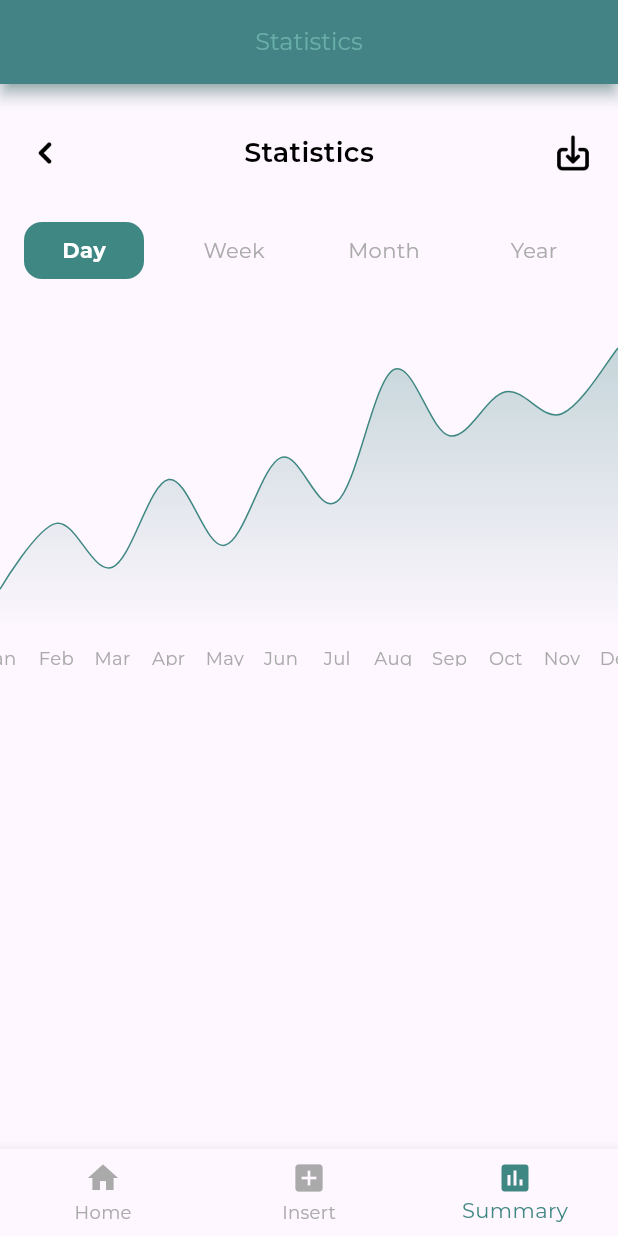
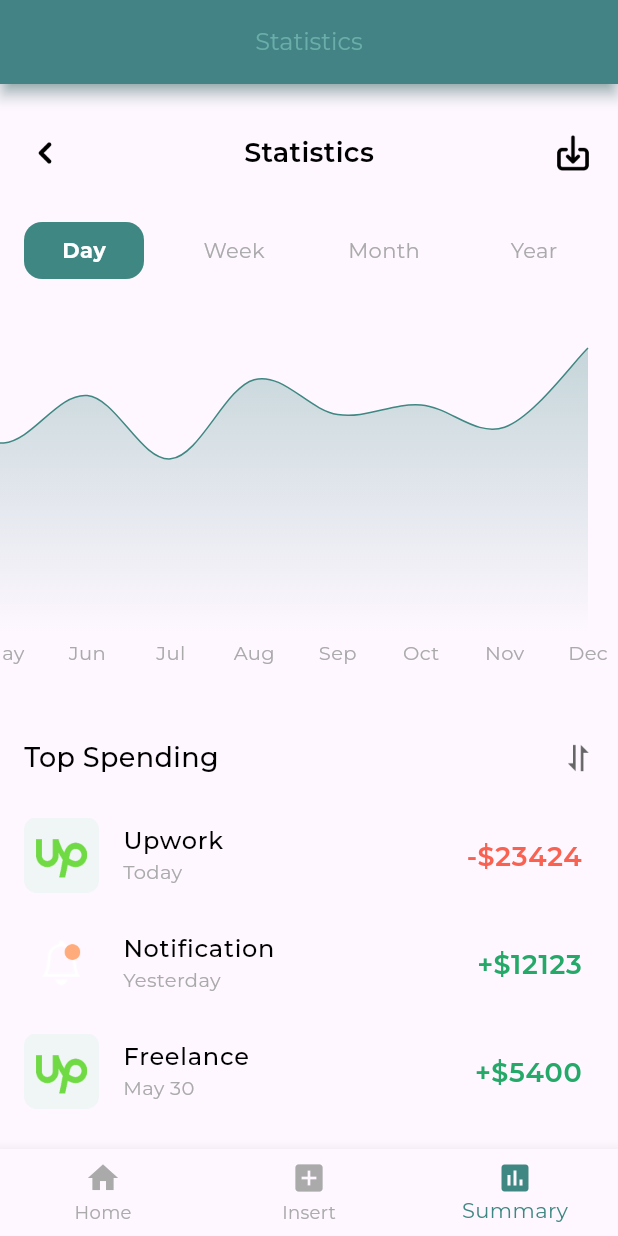
Before and after one commit to shahzadafridi/ExpenseTracker, a Flutter app: the screen it shows after launch, after a tap on "Get Started", on a phone screen of 412 x 824 dp. Run offline on Flutter 3.47's test engine with Material 3 defaults, Android fonts, the phone set to English and light mode, and no system bars; drawn by our look-alikes of fl_chart; our stand-ins replace easy_localization, flutter_phoenix, flutter_svg, get_it, image_picker, shared_preferences.

Commit message:
Summary screen designed

```diff
--- a/lib/features/home/home_view.dart
+++ b/lib/features/home/home_view.dart
@@ -6,7 +6,7 @@ import '../../resources/assets_manager.dart';
 import '../../utils/DummyData.dart';
 import 'components /home_header_view.dart';
 import 'components /transaction_header_view.dart';
-import 'components /transaction_item.dart';
+import '../common/components/transaction_item.dart';
 
 class HomeView extends StatelessWidget {
   const HomeView({super.key});
--- a/lib/features/summary/components/summary_custom_tab.dart
+++ b/lib/features/summary/components/summary_custom_tab.dart
@@ -1,10 +1,7 @@
 import 'package:flutter/material.dart';
 import 'package:income_expense_tracker/resources/color_manager.dart';
 import 'package:income_expense_tracker/resources/styles_manager.dart';
-import '../tabs/summary_day_view.dart';
-import '../tabs/summary_week_view.dart';
-import '../tabs/summary_month_view.dart';
-import '../tabs/summary_year_view.dart';
+import 'summary_line_chart_view.dart';
 
 class SummaryCustomTab extends StatefulWidget {
   const SummaryCustomTab({super.key});
@@ -20,13 +17,13 @@ class _SummaryCustomTabState extends State<SummaryCustomTab> {
   Widget _buildTabContent() {
     switch (selectedIndex) {
       case 0:
-        return const SummaryDayView();
+        return const SummaryLineChartView();
       case 1:
-        return const SummaryWeekView();
+        return const SummaryLineChartView();
       case 2:
-        return const SummaryMonthView();
+        return const SummaryLineChartView();
       case 3:
-        return const SummaryYearView();
+        return const SummaryLineChartView();
       default:
         return const SizedBox.shrink();
     }
--- a/lib/features/summary/components/summary_line_chart.dart
+++ b/lib/features/summary/components/summary_line_chart.dart
@@ -1,12 +1,13 @@
+import 'package:easy_localization/easy_localization.dart';
 import 'package:fl_chart/fl_chart.dart';
 import 'package:flutter/material.dart';
 import 'package:income_expense_tracker/resources/color_manager.dart';
 import 'package:income_expense_tracker/resources/styles_manager.dart';
 
 class SummaryLineChart extends StatefulWidget {
-  final List<FlSpot> dataPoints;
+  final Map<String, List<FlSpot>> monthlyData;
 
-  const SummaryLineChart({super.key, required this.dataPoints});
+  const SummaryLineChart({super.key, required this.monthlyData});
 
   @override
   State<SummaryLineChart> createState() => _SummaryLineChartState();
@@ -14,6 +15,7 @@ class SummaryLineChart extends StatefulWidget {
 
 class _SummaryLineChartState extends State<SummaryLineChart> {
   int touchedIndex = -1;
+  String selectedMonth = 'Jan';
 
   final List<String> months = const [
     'Jan',
@@ -30,18 +32,23 @@ class _SummaryLineChartState extends State<SummaryLineChart> {
     'Dec'
   ];
 
+  List<FlSpot> get currentData => widget.monthlyData[selectedMonth] ?? [];
+
   double get maxY {
-    if (widget.dataPoints.isEmpty) return 1000;
-    double max =
-        widget.dataPoints.map((e) => e.y).reduce((a, b) => a > b ? a : b);
+    if (currentData.isEmpty) return 1000;
+    double max = currentData.map((e) => e.y).reduce((a, b) => a > b ? a : b);
     return (max * 1.2).ceilToDouble();
   }
 
   @override
   Widget build(BuildContext context) {
-    return Column(
-      children: [
-        SizedBox(
+    return SingleChildScrollView(
+      reverse: true,
+      scrollDirection: Axis.horizontal,
+      child: Padding(
+          padding: const EdgeInsets.symmetric(horizontal: 20),
+          child: SizedBox(
+            width: MediaQuery.of(context).size.width + 200,
             height: 250,
             child: LineChart(
               LineChartData(
@@ -59,12 +66,27 @@ class _SummaryLineChartState extends State<SummaryLineChart> {
                       getTitlesWidget: (value, _) {
                         int index = value.toInt();
                         if (index >= 0 && index < months.length) {
-                        return Padding(
-                          padding: const EdgeInsets.only(top: 8.0),
+                          return GestureDetector(
+                            onTap: () {
+                              // Handle click here
+                              debugPrint('Clicked on: ${months[index]}');
+                              setState(() {
+                                selectedMonth = months[index]; // For example
+                              });
+                            },
+                            child: Padding(
+                              padding: const EdgeInsets.only(top: 4),
                               child: Text(
                                 months[index],
-                            style: getRegularStyle(
-                                color: ColorManager.lightGrey, fontSize: 12),
+                                style: selectedMonth == months[index]
+                                    ? getBoldStyle(
+                                        color: ColorManager.primary,
+                                        fontSize: 14)
+                                    : getRegularStyle(
+                                        color: ColorManager.lightGrey,
+                                        fontSize: 13,
+                                      ),
+                              ),
                             ),
                           );
                         }
@@ -72,12 +94,12 @@ class _SummaryLineChartState extends State<SummaryLineChart> {
                       },
                     ),
                   ),
-                leftTitles:
-                    const AxisTitles(sideTitles: SideTitles(showTitles: false)),
-                rightTitles:
-                    const AxisTitles(sideTitles: SideTitles(showTitles: false)),
-                topTitles:
-                    const AxisTitles(sideTitles: SideTitles(showTitles: false)),
+                  leftTitles: const AxisTitles(
+                      sideTitles: SideTitles(showTitles: false)),
+                  rightTitles: const AxisTitles(
+                      sideTitles: SideTitles(showTitles: false)),
+                  topTitles: const AxisTitles(
+                      sideTitles: SideTitles(showTitles: false)),
                 ),
                 lineTouchData: LineTouchData(
                   enabled: true,
@@ -85,12 +107,14 @@ class _SummaryLineChartState extends State<SummaryLineChart> {
                     getTooltipColor: (LineBarSpot touchedSpot) {
                       return ColorManager.primary.withOpacity(0.1);
                     },
-                  tooltipBorder: BorderSide(color: ColorManager.primary.withOpacity(0.7), width: 1),
+                    tooltipBorder: BorderSide(
+                        color: ColorManager.primary.withOpacity(0.7), width: 1),
                     getTooltipItems: (touchedSpots) {
                       return touchedSpots.map((spot) {
                         return LineTooltipItem(
                           '\$${spot.y.toStringAsFixed(2)}',
-                         getSemiBoldStyle(color: ColorManager.primary, fontSize: 12),
+                          getSemiBoldStyle(
+                              color: ColorManager.primary, fontSize: 12),
                         );
                       }).toList();
                     },
@@ -111,7 +135,8 @@ class _SummaryLineChartState extends State<SummaryLineChart> {
                             return FlDotCirclePainter(
                               radius: 4,
                               color: ColorManager.primary,
-                            strokeWidth: isTouched ? 6 : 0, // simulates ripple
+                              strokeWidth: isTouched ? 6 : 0,
+                              // simulates ripple
                               strokeColor: isTouched
                                   ? ColorManager.primary.withOpacity(0.3)
                                   : Colors.transparent,
@@ -136,7 +161,7 @@ class _SummaryLineChartState extends State<SummaryLineChart> {
                 ),
                 lineBarsData: [
                   LineChartBarData(
-                  spots: widget.dataPoints,
+                    spots: currentData,
                     isCurved: true,
                     color: ColorManager.primary,
                     barWidth: 1,
@@ -149,8 +174,7 @@ class _SummaryLineChartState extends State<SummaryLineChart> {
                 ],
               ),
             ),
-        ),
-      ],
+          )),
     );
   }
 }
--- /dev/null
+++ b/lib/features/summary/components/summary_line_chart_view.dart
@@ -0,0 +1,22 @@
+import 'package:fl_chart/fl_chart.dart';
+import 'package:flutter/cupertino.dart';
+import 'package:flutter/material.dart';
+import '../../../utils/DummyData.dart';
+import 'summary_line_chart.dart';
+
+class SummaryLineChartView extends StatelessWidget {
+  const SummaryLineChartView({super.key});
+
+  @override
+  Widget build(BuildContext context) {
+    return Container(
+      child: Stack(
+        children: [
+          SummaryLineChart(
+            monthlyData: monthlyChartData,
+          )
+        ],
+      ),
+    );
+  }
+}
--- /dev/null
+++ b/lib/features/summary/components/summary_transaction_header_view.dart
@@ -0,0 +1,29 @@
+import 'package:flutter/cupertino.dart';
+
+import '../../../resources/assets_manager.dart';
+import '../../../resources/color_manager.dart';
+import '../../../resources/styles_manager.dart';
+
+class SummaryTransactionHeaderView extends StatelessWidget {
+  const SummaryTransactionHeaderView({super.key});
+
+  @override
+  Widget build(BuildContext context) {
+    return Padding(
+        padding: const EdgeInsets.only(left: 16, right: 16, top: 32),
+        child: Row(
+          mainAxisAlignment: MainAxisAlignment.spaceBetween,
+          children: [
+            Text(
+              'Top Spending',
+              style: getMediumStyle(color: ColorManager.black, fontSize: 18),
+            ),
+            const Image(
+              image: AssetImage(ImageAssets.transactionSortIcon),
+              width: 21,
+              height: 21,
+            )
+          ],
+        ));
+  }
+}
--- a/lib/features/summary/summary_view.dart
+++ b/lib/features/summary/summary_view.dart
@@ -1,6 +1,9 @@
 import 'package:flutter/material.dart';
 import 'package:income_expense_tracker/features/summary/components/summary_top_view.dart';
+import '../../utils/DummyData.dart';
+import '../common/components/transaction_item.dart';
 import 'components/summary_custom_tab.dart';
+import 'components/summary_transaction_header_view.dart';
 
 class SummaryView extends StatefulWidget {
   const SummaryView({super.key});
@@ -14,16 +17,25 @@ class _SummaryTabViewScreenState extends State<SummaryView> {
   Widget build(BuildContext context) {
     return Scaffold(
       appBar: AppBar(title: const Text('Statistics')),
-      body: const Column(
+      body: Column(
         crossAxisAlignment: CrossAxisAlignment.start,
         children: [
-          SizedBox(height: 32),
-          Padding(
+          const SizedBox(height: 32),
+          const Padding(
               padding: EdgeInsets.symmetric(horizontal: 16),
               child: SummaryTopView()),
-          SizedBox(height: 32),
-          SummaryCustomTab(),
-          SizedBox(height: 16),
+          const SizedBox(height: 32),
+          const SummaryCustomTab(),
+          const SizedBox(height: 16),
+          const SummaryTransactionHeaderView(),
+          const SizedBox(height: 16),
+          Expanded(
+              child: ListView.builder(
+            itemCount: transactionList.length,
+            itemBuilder: (context, index) {
+              return TransactionItem(transaction: transactionList[index]);
+            },
+          ))
         ],
       ),
     );
--- a/lib/features/summary/tabs/summary_day_view.dart
+++ /dev/null
@@ -1,36 +0,0 @@
-import 'package:fl_chart/fl_chart.dart';
-import 'package:flutter/cupertino.dart';
-import 'package:flutter/material.dart';
-import '../components/summary_line_chart.dart';
-
-class SummaryDayView extends StatelessWidget {
-  const SummaryDayView({super.key});
-
-  @override
-  Widget build(BuildContext context) {
-    return Container(
-      width: double.infinity,
-      height: 400,
-      child: Stack(
-        children: [
-          const SummaryLineChart(
-            dataPoints: [
-              FlSpot(0, 200),
-              FlSpot(1, 500),
-              FlSpot(2, 300),
-              FlSpot(3, 700),
-              FlSpot(4, 400),
-              FlSpot(5, 800),
-              FlSpot(6, 600),
-              FlSpot(7, 1200),
-              FlSpot(8, 900),
-              FlSpot(9, 1100),
-              FlSpot(10, 1000),
-              FlSpot(11, 1300),
-            ],
-          ),
-        ],
-      ),
-    );
-  }
-}
--- a/lib/features/summary/tabs/summary_month_view.dart
+++ /dev/null
@@ -1,13 +0,0 @@
-import 'package:flutter/cupertino.dart';
-import 'package:flutter/material.dart';
-
-class SummaryMonthView extends StatelessWidget {
-  const SummaryMonthView({super.key});
-
-  @override
-  Widget build(BuildContext context) {
-    return const Center(
-      child: Text('Month summary content goes here'),
-    );
-  }
-}
--- a/lib/features/summary/tabs/summary_week_view.dart
+++ /dev/null
@@ -1,13 +0,0 @@
-import 'package:flutter/cupertino.dart';
-import 'package:flutter/material.dart';
-
-class SummaryWeekView extends StatelessWidget {
-  const SummaryWeekView({super.key});
-
-  @override
-  Widget build(BuildContext context) {
-    return const Center(
-      child: Text('Week summary content goes here'),
-    );
-  }
-}
--- a/lib/features/summary/tabs/summary_year_view.dart
+++ /dev/null
@@ -1,13 +0,0 @@
-import 'package:flutter/cupertino.dart';
-import 'package:flutter/material.dart';
-
-class SummaryYearView extends StatelessWidget {
-  const SummaryYearView({super.key});
-
-  @override
-  Widget build(BuildContext context) {
-    return const Center(
-      child: Text('Year summary content goes here'),
-    );
-  }
-}
--- a/lib/resources/assets_manager.dart
+++ b/lib/resources/assets_manager.dart
@@ -12,6 +12,7 @@ class ImageAssets {
   static const String arrowUp = "${_imagePath}arrow_up.png";
   static const String arrowDown = "${_imagePath}arrow_down.png";
   static const String transactionIcon = "${_imagePath}transaction_icon.png";
+  static const String transactionSortIcon = "${_imagePath}transaction_sort_icon.png";
   static const String arrowBack = "${_imagePath}arrow_back.png";
   static const String download = "${_imagePath}download.png";
 
--- a/lib/utils/DummyData.dart
+++ b/lib/utils/DummyData.dart
@@ -1,3 +1,5 @@
+import 'package:fl_chart/fl_chart.dart';
+
 import '../model/TransactionModel.dart';
 import '../resources/assets_manager.dart';
 
@@ -73,3 +75,174 @@ final List<TransactionModel> transactionList = [
     isIncome: true,
   ),
 ];
+
+final monthlyChartData = {
+  'Jan': [
+    FlSpot(0, 500),
+    FlSpot(1, 620),
+    FlSpot(2, 430),
+    FlSpot(3, 700),
+    FlSpot(4, 600),
+    FlSpot(5, 750),
+    FlSpot(6, 550),
+    FlSpot(7, 800),
+    FlSpot(8, 690),
+    FlSpot(9, 720),
+    FlSpot(10, 650),
+    FlSpot(11, 900),
+  ],
+  'Feb': [
+    FlSpot(0, 400),
+    FlSpot(1, 300),
+    FlSpot(2, 450),
+    FlSpot(3, 600),
+    FlSpot(4, 580),
+    FlSpot(5, 620),
+    FlSpot(6, 710),
+    FlSpot(7, 680),
+    FlSpot(8, 500),
+    FlSpot(9, 590),
+    FlSpot(10, 560),
+    FlSpot(11, 600),
+  ],
+  'Mar': [
+    FlSpot(0, 800),
+    FlSpot(1, 820),
+    FlSpot(2, 790),
+    FlSpot(3, 700),
+    FlSpot(4, 750),
+    FlSpot(5, 720),
+    FlSpot(6, 740),
+    FlSpot(7, 760),
+    FlSpot(8, 800),
+    FlSpot(9, 850),
+    FlSpot(10, 830),
+    FlSpot(11, 880),
+  ],
+  'Apr': [
+    FlSpot(0, 300),
+    FlSpot(1, 400),
+    FlSpot(2, 350),
+    FlSpot(3, 450),
+    FlSpot(4, 500),
+    FlSpot(5, 480),
+    FlSpot(6, 520),
+    FlSpot(7, 550),
+    FlSpot(8, 530),
+    FlSpot(9, 500),
+    FlSpot(10, 480),
+    FlSpot(11, 600),
+  ],
+  'May': [
+    FlSpot(0, 900),
+    FlSpot(1, 950),
+    FlSpot(2, 920),
+    FlSpot(3, 870),
+    FlSpot(4, 910),
+    FlSpot(5, 940),
+    FlSpot(6, 1000),
+    FlSpot(7, 970),
+    FlSpot(8, 980),
+    FlSpot(9, 990),
+    FlSpot(10, 1020),
+    FlSpot(11, 1050),
+  ],
+  'Jun': [
+    FlSpot(0, 100),
+    FlSpot(1, 150),
+    FlSpot(2, 200),
+    FlSpot(3, 250),
+    FlSpot(4, 300),
+    FlSpot(5, 280),
+    FlSpot(6, 320),
+    FlSpot(7, 340),
+    FlSpot(8, 310),
+    FlSpot(9, 290),
+    FlSpot(10, 270),
+    FlSpot(11, 330),
+  ],
+  'Jul': [
+    FlSpot(0, 600),
+    FlSpot(1, 650),
+    FlSpot(2, 670),
+    FlSpot(3, 630),
+    FlSpot(4, 700),
+    FlSpot(5, 750),
+    FlSpot(6, 740),
+    FlSpot(7, 710),
+    FlSpot(8, 760),
+    FlSpot(9, 800),
+    FlSpot(10, 780),
+    FlSpot(11, 820),
+  ],
+  'Aug': [
+    FlSpot(0, 800),
+    FlSpot(1, 700),
+    FlSpot(2, 750),
+    FlSpot(3, 770),
+    FlSpot(4, 760),
+    FlSpot(5, 740),
+    FlSpot(6, 780),
+    FlSpot(7, 790),
+    FlSpot(8, 810),
+    FlSpot(9, 830),
+    FlSpot(10, 850),
+    FlSpot(11, 870),
+  ],
+  'Sep': [
+    FlSpot(0, 400),
+    FlSpot(1, 420),
+    FlSpot(2, 440),
+    FlSpot(3, 460),
+    FlSpot(4, 480),
+    FlSpot(5, 470),
+    FlSpot(6, 490),
+    FlSpot(7, 510),
+    FlSpot(8, 530),
+    FlSpot(9, 550),
+    FlSpot(10, 570),
+    FlSpot(11, 590),
+  ],
+  'Oct': [
+    FlSpot(0, 1000),
+    FlSpot(1, 950),
+    FlSpot(2, 970),
+    FlSpot(3, 990),
+    FlSpot(4, 1010),
+    FlSpot(5, 980),
+    FlSpot(6, 1020),
+    FlSpot(7, 1040),
+    FlSpot(8, 1060),
+    FlSpot(9, 1080),
+    FlSpot(10, 1100),
+    FlSpot(11, 1120),
+  ],
+  'Nov': [
+    FlSpot(0, 250),
+    FlSpot(1, 270),
+    FlSpot(2, 290),
+    FlSpot(3, 310),
+    FlSpot(4, 330),
+    FlSpot(5, 350),
+    FlSpot(6, 370),
+    FlSpot(7, 390),
+    FlSpot(8, 410),
+    FlSpot(9, 430),
+    FlSpot(10, 450),
+    FlSpot(11, 470),
+  ],
+  'Dec': [
+    FlSpot(0, 1200),
+    FlSpot(1, 1150),
+    FlSpot(2, 1170),
+    FlSpot(3, 1130),
+    FlSpot(4, 1180),
+    FlSpot(5, 1160),
+    FlSpot(6, 1190),
+    FlSpot(7, 1210),
+    FlSpot(8, 1220),
+    FlSpot(9, 1240),
+    FlSpot(10, 1230),
+    FlSpot(11, 1250),
+  ]
+};
--- a/pubspec.yaml
+++ b/pubspec.yaml
@@ -80,6 +80,7 @@ flutter:
     - assets/images/arrow_up.png
     - assets/images/arrow_down.png
     - assets/images/transaction_icon.png
+    - assets/images/transaction_sort_icon.png
     - assets/images/arrow_back.png
     - assets/images/download.png
     - assets/images/hollow_cirlce_ic.svg
```
Also changed, not shown: assets/images/transaction_sort_icon.png (added), lib/features/common/components/transaction_item.dart (renamed from lib/features/home/components /transaction_item.dart). Lines whose indentation alone changed are shown as unchanged.
